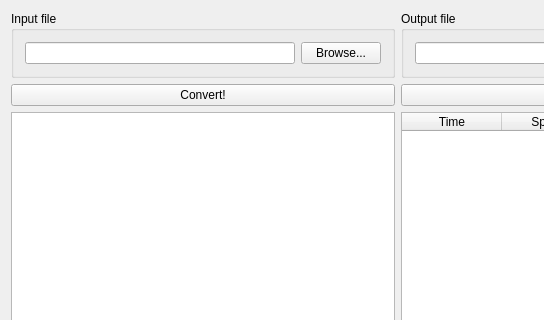
Above: mainwindow.ui from zed0/SpO2Converter before the change; both pictures show x 0 to 544 and y 0 to 320 of the 795 by 652 pixel window. Below: the same form after it.
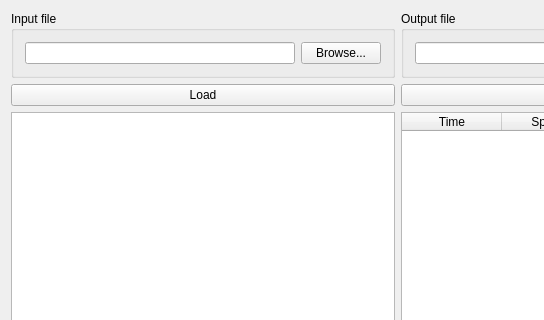
That is the form after the change.

```diff
--- a/mainwindow.ui
+++ b/mainwindow.ui
@@ -74,7 +74,7 @@
     <item row="1" column="0">
      <widget class="QPushButton" name="convertButton">
       <property name="text">
-       <string>Convert!</string>
+       <string>Load</string>
       </property>
      </widget>
     </item>
```
Left out of the diff: 17 changed lines with no effect on the pictures.
